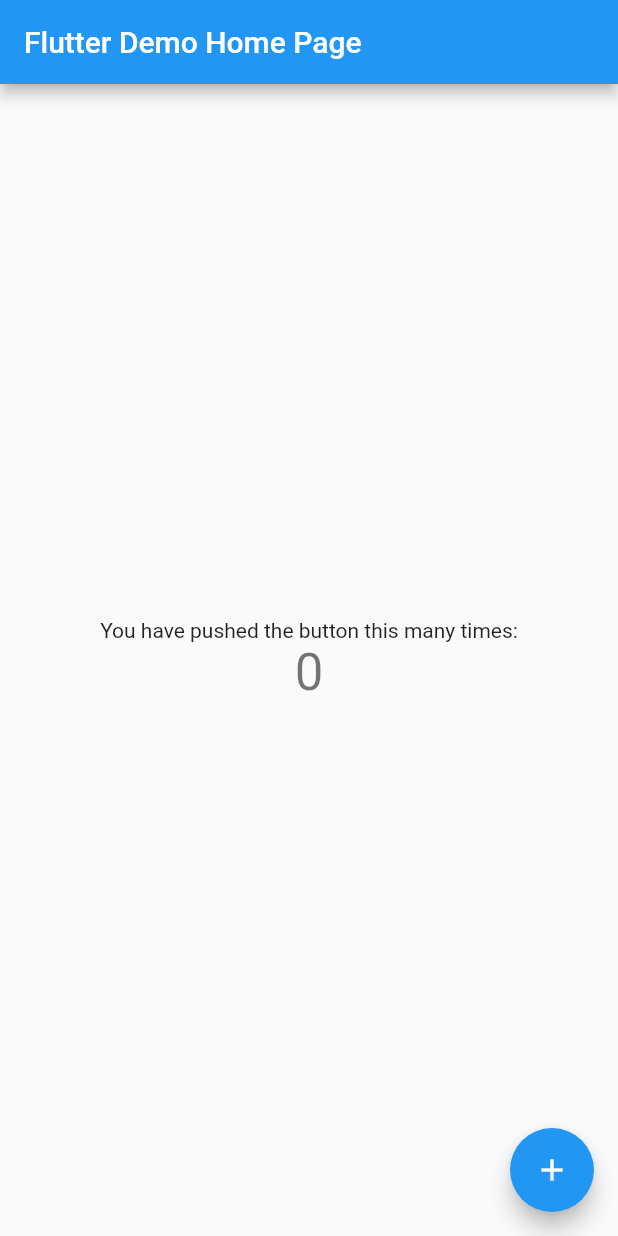
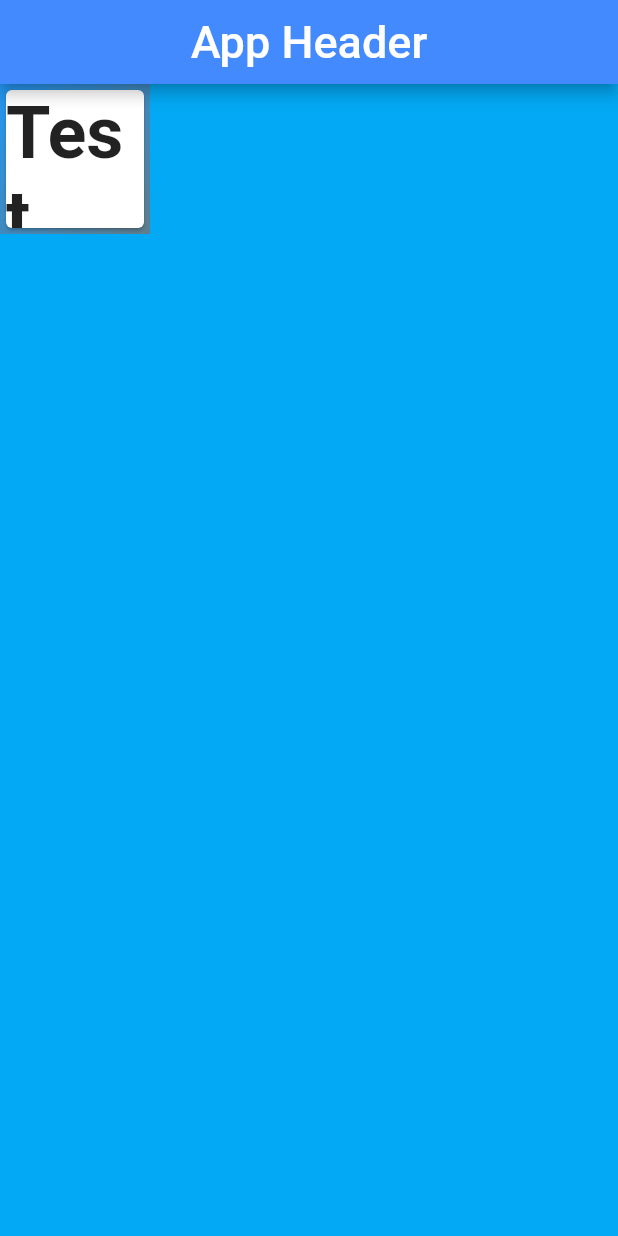
Before and after one commit to EthicalBoris/sm_app, a Flutter app: the screen it shows after launch, on a phone screen of 412 x 824 dp. Run offline on Flutter 3.47's test engine with Material 2 defaults, Android fonts, the phone set to English and light mode, and no system bars.

Commit message:
folder organisation + initial layout

```diff
--- /dev/null
+++ b/lib/data/Game.dart
@@ -0,0 +1,11 @@
+class Game {
+  /// Propreties
+  String name;
+
+  /// Constructors
+  Game(this.name);
+
+  bool isDownloaded() {
+    /// Returns whether or not a game is downloaded
+  }
+}
--- a/lib/main.dart
+++ b/lib/main.dart
@@ -1,64 +1,20 @@
 import 'package:flutter/material.dart';
+import 'package:sm_app/screens/HomePage.dart';
 
 void main() => runApp(MyApp());
 
 class MyApp extends StatelessWidget {
-  // This widget is the root of your application.
+    // This widget is the root of your application.
   @override
   Widget build(BuildContext context) {
     return MaterialApp(
-      title: 'Flutter Demo',
+      title: 'sm_app',
       theme: ThemeData(
         primarySwatch: Colors.blue,
+        accentColor: Colors.lightBlue,
+        backgroundColor: Colors.blueAccent,
       ),
-      home: MyHomePage(title: 'Flutter Demo Home Page'),
+      home: HomePage(),
     );
   }
 }
-
-class MyHomePage extends StatefulWidget {
-  MyHomePage({Key key, this.title}) : super(key: key);
-
-  final String title;
-
-  @override
-  _MyHomePageState createState() => _MyHomePageState();
-}
-
-class _MyHomePageState extends State<MyHomePage> {
-  int _counter = 0;
-
-  void _incrementCounter() {
-    setState(() {
-      _counter++;
-    });
-  }
-
-  @override
-  Widget build(BuildContext context) {
-    return Scaffold(
-      appBar: AppBar(
-        title: Text(widget.title),
-      ),
-      body: Center(
-        child: Column(
-          mainAxisAlignment: MainAxisAlignment.center,
-          children: <Widget>[
-            Text(
-              'You have pushed the button this many times:',
-            ),
-            Text(
-              '$_counter',
-              style: Theme.of(context).textTheme.display1,
-            ),
-          ],
-        ),
-      ),
-      floatingActionButton: FloatingActionButton(
-        onPressed: _incrementCounter,
-        tooltip: 'Increment',
-        child: Icon(Icons.add),
-      ),
-    );
-  }
-}
--- /dev/null
+++ b/lib/screens/HomePage.dart
@@ -0,0 +1,50 @@
+import 'package:flutter/material.dart';
+
+class HomePage extends StatefulWidget {
+  @override
+  _HomePageState createState() => _HomePageState();
+}
+
+class _HomePageState extends State<HomePage> {
+  @override
+  Widget build(BuildContext context) {
+    return Container(
+      child: Scaffold(
+        appBar: AppBar(
+          centerTitle: true,
+          backgroundColor: Theme.of(context).backgroundColor,
+          title: Text(
+            "App Header",
+            style: TextStyle(fontSize: 30),
+          ),
+        ),
+        backgroundColor: Theme.of(context).accentColor,
+        body: SafeArea(
+          child: Container(
+            decoration: BoxDecoration(
+              gradient: LinearGradient(
+                begin: Alignment.topLeft,
+                end: Alignment.bottomRight,
+                colors: [Colors.blue, Colors.blueGrey],
+              ),
+            ),
+            child: SizedBox(
+              width: 100.0,
+              height: 100.0,
+              child: Card(
+                child: Text(
+                  "Test",
+                  style: TextStyle(
+                    //color: Colors.white,
+                    fontSize: 48.0,
+                    fontWeight: FontWeight.bold,
+                  ),
+                ),
+              ),
+            ),
+          ),
+        ),
+      ),
+    );
+  }
+}
```
